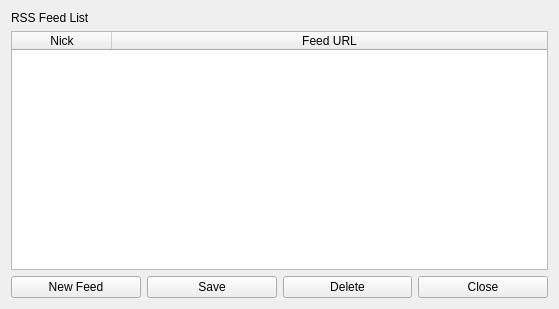
Before: the Qt Designer form ui/rss-list.ui in berndhs/arado, drawn with Qt 5.
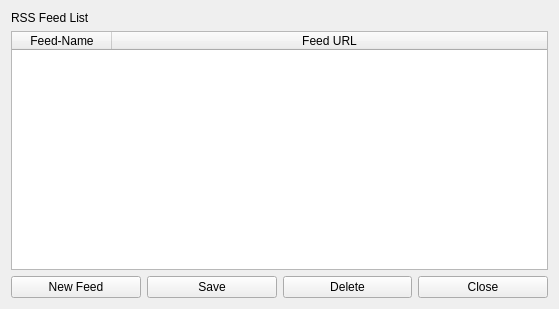
After: the same form once the commit is applied. Icons and pictures are not drawn.

Diff of the .ui file:
```diff
--- a/ui/rss-list.ui
+++ b/ui/rss-list.ui
@@ -38,7 +38,7 @@
      </attribute>
      <column>
       <property name="text">
-       <string>Nick</string>
+       <string>Feed-Name</string>
       </property>
      </column>
      <column>
```
